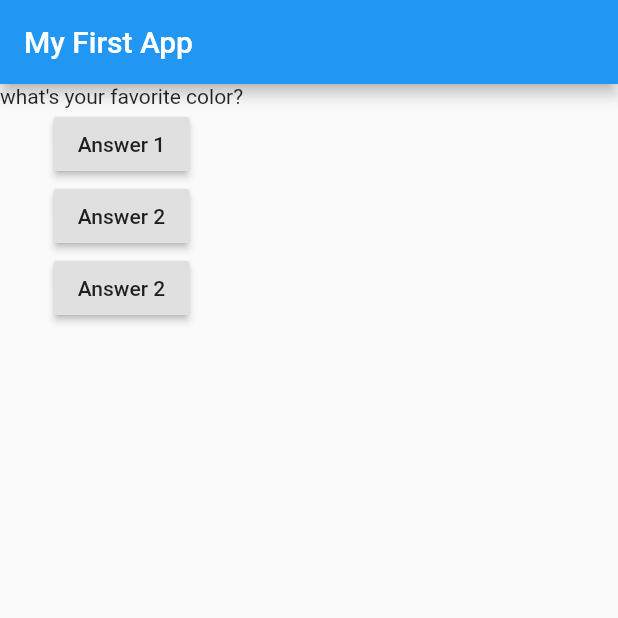
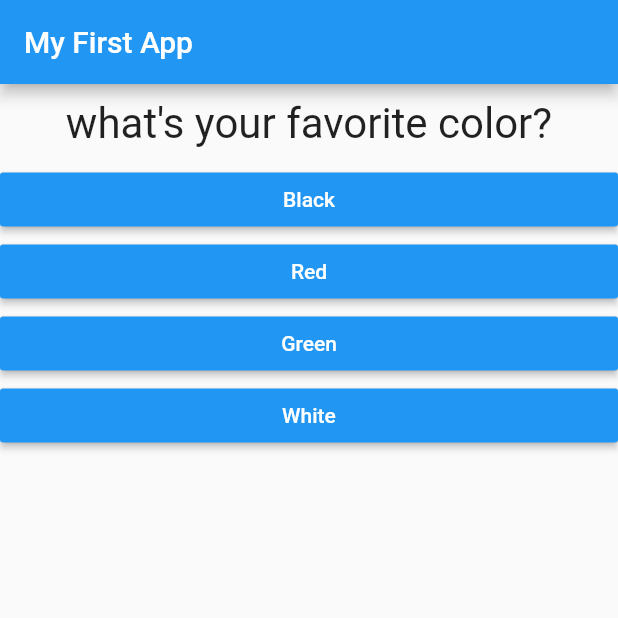
Before and after one commit to bad-logic/myQuizApp, a Flutter app: the screen it shows after launch, on a phone screen of 412 x 824 dp, the top half of it. Run offline on Flutter 3.47's test engine with Material 2 defaults, Android fonts, the phone set to English and light mode, and no system bars.

```diff
--- /dev/null
+++ b/lib/answer.dart
@@ -0,0 +1,24 @@
+import 'package:flutter/material.dart';
+
+class Answer extends StatelessWidget {
+
+  final Function _answerQuestion;
+  final String _answer;
+  Answer(this._answer, this._answerQuestion);
+
+  @override
+  Widget build(BuildContext context) {
+
+    return Container(
+      width: double.infinity,
+      child: RaisedButton(
+        color: Colors.blue,
+        textColor: Colors.white,
+        child: Text(_answer),
+        onPressed: _answerQuestion,
+      ),
+    );
+
+  }
+
+}
--- a/lib/main.dart
+++ b/lib/main.dart
@@ -1,38 +1,47 @@
 import 'package:flutter/material.dart';
+import './question.dart';
+import './answer.dart';
 
 void main() => runApp(MyApp());
 
 class MyApp extends StatefulWidget {
-
   @override
   State<StatefulWidget> createState() {
-    return MyAppState();
+    return _MyAppState();
   }
-
 }
 
-  class MyAppState extends State<MyApp>{
+class _MyAppState extends State<MyApp> {
 
-    var qIndex = 0;
-    List<String> questions = [
-      "what's your favorite color?",
-      "what's your favourite animal?",
-      "what's your favourite place?"
-    ];
+  var _qIndex = 0;
+ var questions = [
+    {
+      'questionText': "what's your favorite color?",
+      'answers': ['Black', 'Red', 'Green', 'White']
+    },
+    {
+      'questionText': "what's your favourite animal?",
+      'answers': ['cat','dog','rabbit','lion']
+    },
+    {
+      'questionText': "what's your favourite place?",
+      'answers': ['Kathmandu','Pokhara',' Gorkha','Biratnagar']
+    }
+  ];
 
-    void answerQuestion() {
-      setState(() {
-        qIndex++;
-        if(qIndex==questions.length){
-          qIndex = 0;
-        }
-      });
-      print('qIndex $qIndex');
-    }
+  void _answerQuestion() {
+
+    setState(() {
+      _qIndex++;
+      if (_qIndex == questions.length) {
+        _qIndex = 0;
+      }
+    });
+
+  }
 
   @override
   Widget build(BuildContext context) {
-
     return MaterialApp(
       home: Scaffold(
         appBar: AppBar(
@@ -40,25 +49,12 @@ class MyApp extends StatefulWidget {
         ),
         body: Column(
           children: <Widget>[
-            Text(questions[qIndex]),
-            RaisedButton(
-              child: Text(
-                'Answer 1',
-              ),
-              onPressed: answerQuestion,
-            ),
-            RaisedButton(
-              child: Text(
-                'Answer 2',
-              ),
-              onPressed: answerQuestion,
-            ),
-            RaisedButton(
-              onPressed: answerQuestion,
-              child: Text(
-                'Answer 2',
-              ),
-            ),
+            Question(questions[_qIndex]['questionText']),
+            // ... => Spread operator, here extracts the widgets from the lists
+            // and gets added as a individual value for the uter lists. <Widget>[] list.
+            ...(questions[_qIndex]['answers'] as List<String>).map((answer) {
+              return  Answer(answer,_answerQuestion); // returns answer widgets
+            }).toList(),// list of answer widgets
           ],
         ),
       ),
--- /dev/null
+++ b/lib/question.dart
@@ -0,0 +1,21 @@
+import 'package:flutter/cupertino.dart';
+import 'package:flutter/material.dart';
+
+class Question extends StatelessWidget {
+
+  final String _question;
+  Question(this._question);
+
+  @override
+  Widget build(BuildContext context) {
+    return Container(
+        width: double.infinity,
+        margin: EdgeInsets.all(10.0),
+        child: Text(
+      _question,
+      style: TextStyle(fontSize: 28),
+      textAlign: TextAlign.center,
+    ));
+  }
+
+}
```
